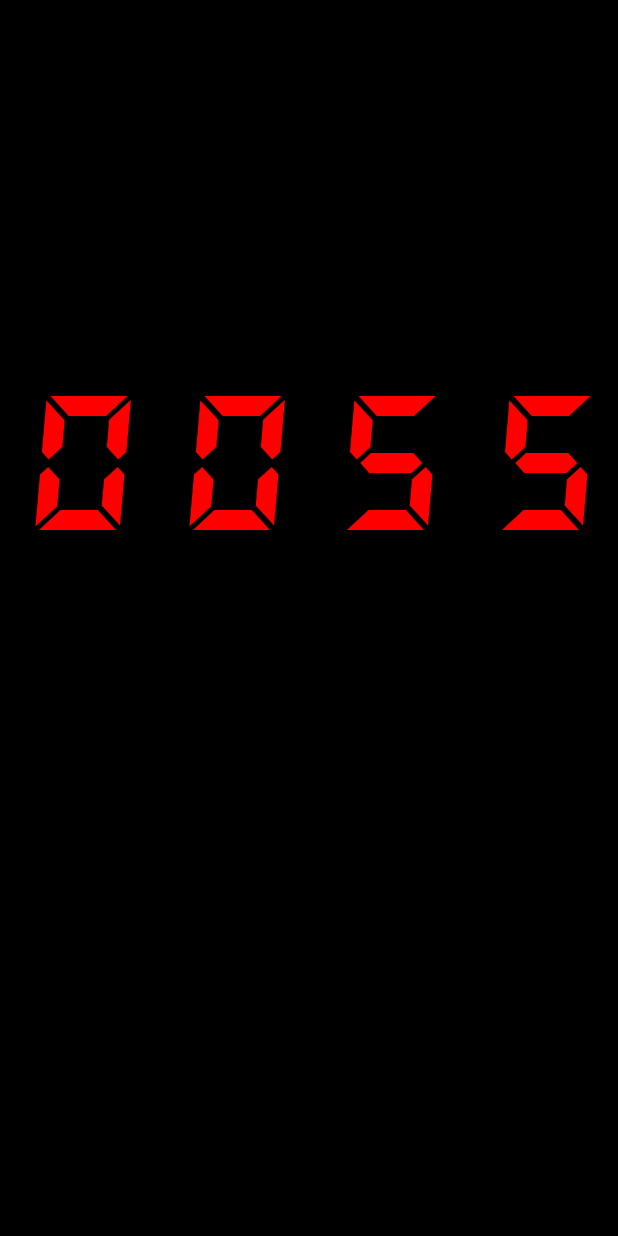
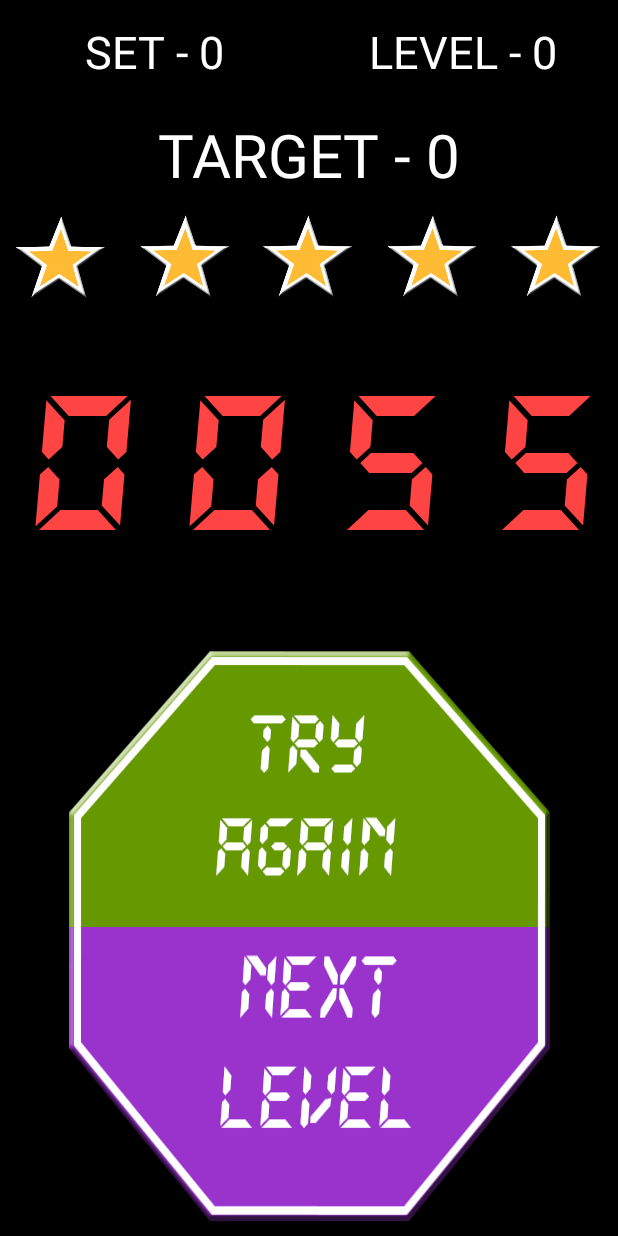
Before and after one commit to StopItGame/StopIt, an Android app: the MainActivity screen opened directly, with no data from a screen before it, on a phone screen of 412 x 824 dp. Run offline under Robolectric (Android 15) with nearby library versions, the light colour scheme and no system bars.

Commit message:
Updated game layout

```diff
--- a/app/src/main/res/layout/activity_main.xml
+++ b/app/src/main/res/layout/activity_main.xml
@@ -9,7 +9,53 @@
     <LinearLayout
         android:layout_width="fill_parent"
         android:layout_height="0dp"
-        android:layout_weight="1">
+        android:layout_weight="1"
+        android:orientation="vertical">
+
+        <LinearLayout
+            android:layout_width="fill_parent"
+            android:layout_height="0dp"
+            android:layout_weight="1"
+            android:orientation="horizontal">
+
+            <TextView
+                android:id="@+id/activity_main_textview_set"
+                android:layout_width="0dp"
+                android:layout_height="fill_parent"
+                android:layout_weight="1"
+                android:gravity="center"
+                android:text="SET - 0"
+                android:textColor="@android:color/white"
+                android:textSize="30sp" />
+
+            <TextView
+                android:id="@+id/activity_main_textview_level"
+                android:layout_width="0dp"
+                android:layout_height="fill_parent"
+                android:layout_weight="1"
+                android:gravity="center"
+                android:text="LEVEL - 0"
+                android:textColor="@android:color/white"
+                android:textSize="30sp" />
+
+        </LinearLayout>
+
+        <TextView
+            android:id="@+id/activity_main_textview_target"
+            android:layout_width="fill_parent"
+            android:layout_height="0dp"
+            android:layout_weight="1"
+            android:gravity="center"
+            android:text="TARGET - 0"
+            android:textColor="@android:color/white"
+            android:textSize="40sp" />
+
+        <ImageView
+            android:id="@+id/activity_main_imageview_stars"
+            android:layout_width="fill_parent"
+            android:layout_height="0dp"
+            android:layout_weight="1"
+            android:src="@drawable/five_star" />
 
     </LinearLayout>
 
@@ -26,7 +72,7 @@
             android:layout_weight="1"
             android:gravity="center"
             android:text="0"
-            android:textColor="#FF0000"
+            android:textColor="#FF4444"
             android:textSize="140sp" />
 
         <TextView
@@ -36,7 +82,7 @@
             android:layout_weight="1"
             android:gravity="center"
             android:text="0"
-            android:textColor="#FF0000"
+            android:textColor="#FF4444"
             android:textSize="140sp" />
 
         <TextView
@@ -46,7 +92,7 @@
             android:layout_weight="1"
             android:gravity="center"
             android:text="0"
-            android:textColor="#FF0000"
+            android:textColor="#FF4444"
             android:textSize="140sp" />
 
         <TextView
@@ -56,14 +102,39 @@
             android:layout_weight="1"
             android:gravity="center"
             android:text="0"
-            android:textColor="#FF0000"
+            android:textColor="#FF4444"
             android:textSize="140sp" />
     </LinearLayout>
 
     <LinearLayout
         android:layout_width="fill_parent"
         android:layout_height="0dp"
-        android:layout_weight="2">
+        android:layout_weight="2"
+        android:gravity="center"
+        android:orientation="vertical"
+        android:padding="10dp">
+
+        <ImageButton
+            android:id="@+id/activity_main_button_stopRestart"
+            android:layout_width="fill_parent"
+            android:layout_height="0dp"
+            android:layout_weight="1"
+            android:background="@android:color/black"
+            android:paddingLeft="25dp"
+            android:paddingRight="25dp"
+            android:scaleType="fitXY"
+            android:src="@drawable/try_again_button" />
+
+        <ImageButton
+            android:id="@+id/activity_main_button_nextLevel"
+            android:layout_width="fill_parent"
+            android:layout_height="0dp"
+            android:layout_weight="1"
+            android:background="@android:color/black"
+            android:paddingLeft="25dp"
+            android:paddingRight="25dp"
+            android:scaleType="fitXY"
+            android:src="@drawable/next_level_button" />
 
     </LinearLayout>
 
```
